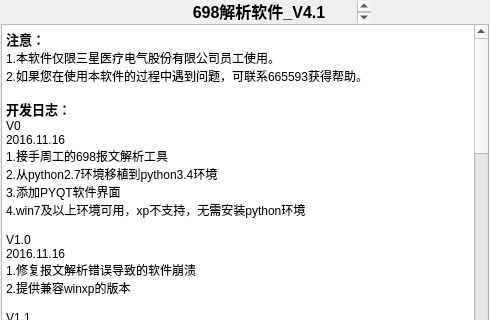
Qt form UI/about_window.ui (KayFelicities/698trans) before a commit; both pictures show x 0 to 490 and y 0 to 320 of the 490 by 490 pixel window.
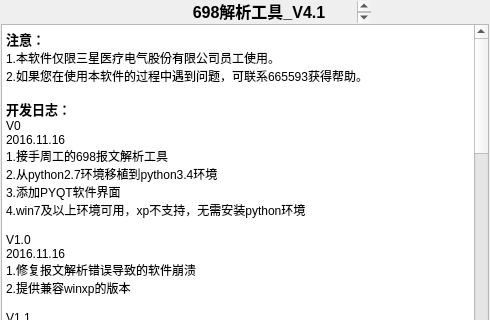
The same form after that commit. Icons and pictures are not drawn.

```diff
--- a/UI/about_window.ui
+++ b/UI/about_window.ui
@@ -180,8 +180,8 @@
 &lt;html&gt;&lt;head&gt;&lt;meta name=&quot;qrichtext&quot; content=&quot;1&quot; /&gt;&lt;style type=&quot;text/css&quot;&gt;
 p, li { white-space: pre-wrap; }
 &lt;/style&gt;&lt;/head&gt;&lt;body style=&quot; font-family:'SimSun'; font-size:9pt; font-weight:400; font-style:normal;&quot;&gt;
-&lt;p align=&quot;center&quot; style=&quot; margin-top:0px; margin-bottom:5px; margin-left:0px; margin-right:0px; -qt-block-indent:0; text-indent:0px;&quot;&gt;&lt;span style=&quot; font-size:12pt; font-weight:600;&quot;&gt;698解析软件_V4.1&lt;/span&gt;&lt;/p&gt;
-&lt;p align=&quot;center&quot; style=&quot; margin-top:0px; margin-bottom:5px; margin-left:0px; margin-right:0px; -qt-block-indent:0; text-indent:0px;&quot;&gt;&lt;span style=&quot; font-size:12pt; font-weight:600;&quot;&gt;终端开发部内部测试版&lt;/span&gt;&lt;/p&gt;
+&lt;p align=&quot;center&quot; style=&quot; margin-top:0px; margin-bottom:5px; margin-left:0px; margin-right:0px; -qt-block-indent:0; text-indent:0px;&quot;&gt;&lt;span style=&quot; font-size:12pt; font-weight:600;&quot;&gt;698解析工具_V4.1&lt;/span&gt;&lt;/p&gt;
+&lt;p align=&quot;center&quot; style=&quot; margin-top:0px; margin-bottom:5px; margin-left:0px; margin-right:0px; -qt-block-indent:0; text-indent:0px;&quot;&gt;&lt;span style=&quot; font-size:12pt; font-weight:600;&quot;&gt;终端通信部内部测试版&lt;/span&gt;&lt;/p&gt;
 &lt;p align=&quot;center&quot; style=&quot; margin-top:0px; margin-bottom:5px; margin-left:0px; margin-right:0px; -qt-block-indent:0; text-indent:0px;&quot;&gt;&lt;span style=&quot; font-size:12pt; font-weight:600;&quot;&gt;2017.01&lt;/span&gt;&lt;/p&gt;&lt;/body&gt;&lt;/html&gt;</string>
         </property>
         <property name="textInteractionFlags">
```
